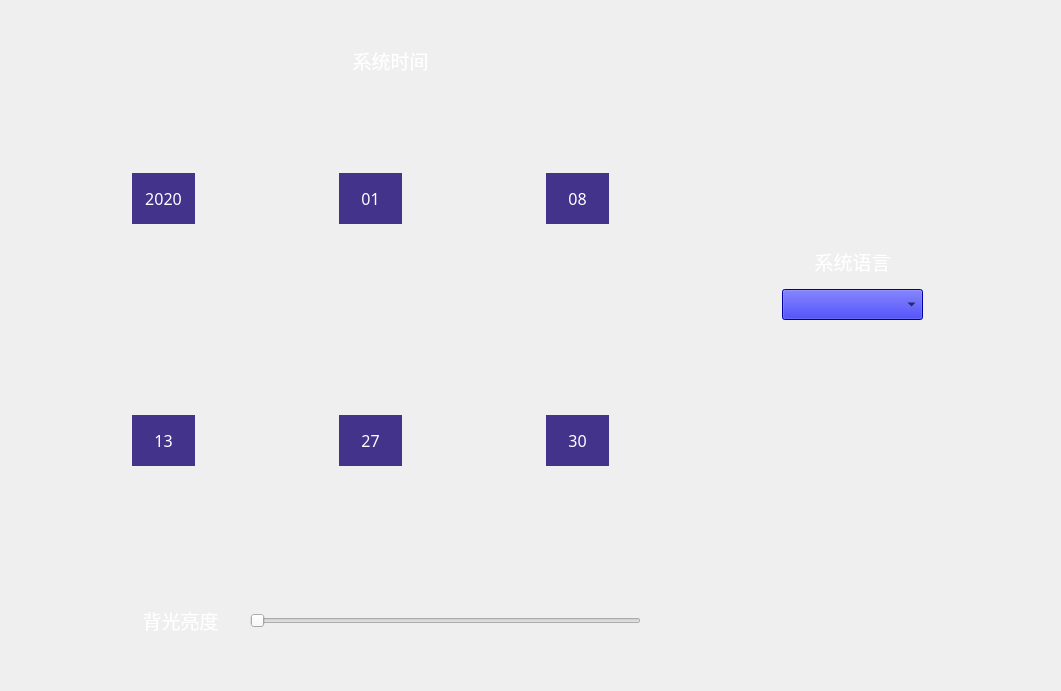
Old version of the form HighResolutionPrinter/syssetting.ui in the repository dxphmj/TwoCharPrinter.
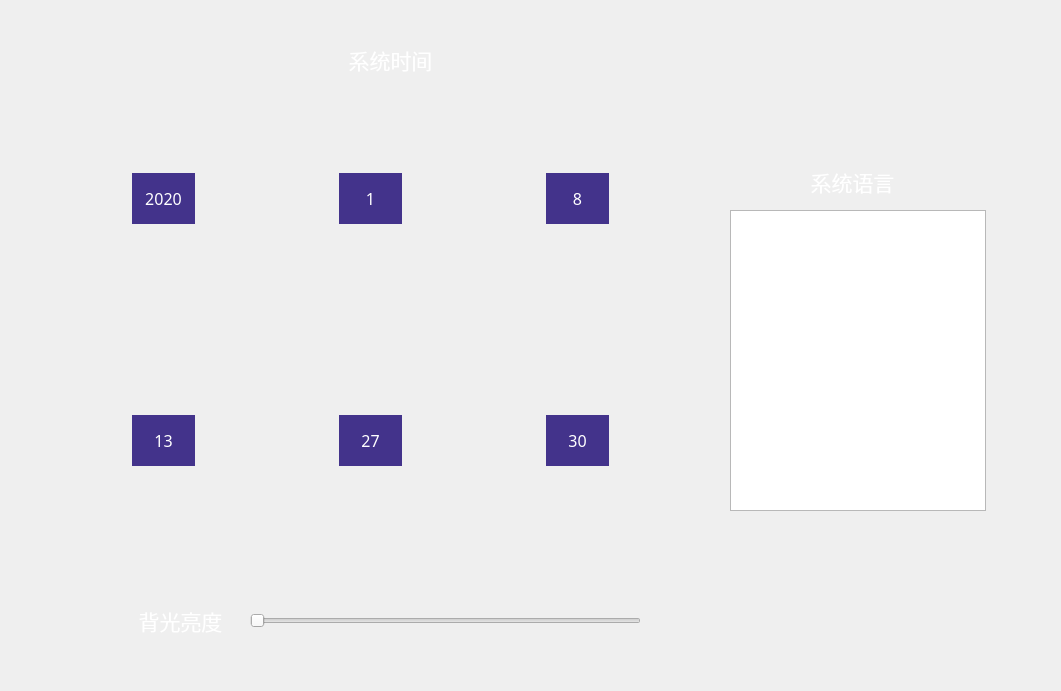
New version of the form. Icons and pictures are not drawn.

```diff
--- a/HighResolutionPrinter/syssetting.ui
+++ b/HighResolutionPrinter/syssetting.ui
@@ -31,7 +31,7 @@
    <property name="font">
     <font>
      <family>楷体</family>
-     <pointsize>14</pointsize>
+     <pointsize>16</pointsize>
     </font>
    </property>
    <property name="styleSheet">
@@ -78,7 +78,7 @@
    <property name="font">
     <font>
      <family>楷体</family>
-     <pointsize>14</pointsize>
+     <pointsize>16</pointsize>
     </font>
    </property>
    <property name="text">
@@ -111,7 +111,7 @@
     <string/>
    </property>
   </widget>
-  <widget class="QLabel" name="hourShowBut">
+  <widget class="QLabel" name="hourShowLab">
    <property name="geometry">
     <rect>
      <x>132</x>
@@ -189,7 +189,7 @@
     <string/>
    </property>
   </widget>
-  <widget class="QLabel" name="minShowBut">
+  <widget class="QLabel" name="minShowLab">
    <property name="geometry">
     <rect>
      <x>339</x>
@@ -267,7 +267,7 @@
     <string/>
    </property>
   </widget>
-  <widget class="QLabel" name="secondShowBut">
+  <widget class="QLabel" name="secondShowLab">
    <property name="geometry">
     <rect>
      <x>546</x>
@@ -345,7 +345,7 @@
     <string/>
    </property>
   </widget>
-  <widget class="QLabel" name="yearShowBut">
+  <widget class="QLabel" name="yearShowLab">
    <property name="geometry">
     <rect>
      <x>132</x>
@@ -423,7 +423,7 @@
     <string/>
    </property>
   </widget>
-  <widget class="QLabel" name="monthShowBut">
+  <widget class="QLabel" name="monthShowLab">
    <property name="geometry">
     <rect>
      <x>339</x>
@@ -449,7 +449,7 @@
 background-color: rgb(67,51, 139);</string>
    </property>
    <property name="text">
-    <string>01</string>
+    <string>1</string>
    </property>
    <property name="alignment">
     <set>Qt::AlignCenter</set>
@@ -501,7 +501,7 @@
     <string/>
    </property>
   </widget>
-  <widget class="QLabel" name="dayShowBut">
+  <widget class="QLabel" name="dayShowLab">
    <property name="geometry">
     <rect>
      <x>546</x>
@@ -527,7 +527,7 @@
 background-color: rgb(67,51, 139);</string>
    </property>
    <property name="text">
-    <string>08</string>
+    <string>8</string>
    </property>
    <property name="alignment">
     <set>Qt::AlignCenter</set>
@@ -560,7 +560,7 @@
    <property name="geometry">
     <rect>
      <x>782</x>
-     <y>241</y>
+     <y>161</y>
      <width>141</width>
      <height>41</height>
     </rect>
@@ -574,7 +574,7 @@
    <property name="font">
     <font>
      <family>楷体</family>
-     <pointsize>14</pointsize>
+     <pointsize>16</pointsize>
     </font>
    </property>
    <property name="styleSheet">
@@ -587,48 +587,48 @@
     <set>Qt::AlignCenter</set>
    </property>
   </widget>
-  <widget class="QComboBox" name="comboBox">
+  <widget class="QListWidget" name="sysLanguageListWid">
    <property name="geometry">
     <rect>
-     <x>782</x>
-     <y>289</y>
-     <width>141</width>
-     <height>31</height>
+     <x>730</x>
+     <y>210</y>
+     <width>256</width>
+     <height>301</height>
     </rect>
    </property>
-   <property name="minimumSize">
-    <size>
-     <width>141</width>
-     <height>31</height>
-    </size>
+   <property name="font">
+    <font>
+     <family>宋体</family>
+     <pointsize>14</pointsize>
+    </font>
    </property>
    <property name="styleSheet">
-    <string notr="true">background-color: rgb(0, 0, 230);</string>
+    <string notr="true">color: rgb(255, 255, 255);</string>
    </property>
   </widget>
   <zorder>addHourBut</zorder>
-  <zorder>hourShowBut</zorder>
+  <zorder>hourShowLab</zorder>
   <zorder>reduceHourBut</zorder>
   <zorder>addMinBut</zorder>
-  <zorder>minShowBut</zorder>
+  <zorder>minShowLab</zorder>
   <zorder>reduceMinBut</zorder>
   <zorder>addSecondBut</zorder>
-  <zorder>secondShowBut</zorder>
+  <zorder>secondShowLab</zorder>
   <zorder>reduceSecondBut</zorder>
   <zorder>addYearBut</zorder>
-  <zorder>yearShowBut</zorder>
+  <zorder>yearShowLab</zorder>
   <zorder>reduceYearBut</zorder>
   <zorder>addMonthBut</zorder>
-  <zorder>monthShowBut</zorder>
+  <zorder>monthShowLab</zorder>
   <zorder>reduceMonthBut</zorder>
   <zorder>addDayBut</zorder>
-  <zorder>dayShowBut</zorder>
+  <zorder>dayShowLab</zorder>
   <zorder>reduceDayBut</zorder>
   <zorder>sysLanguageLab</zorder>
-  <zorder>comboBox</zorder>
   <zorder>backLightLab</zorder>
   <zorder>lightHorSlider</zorder>
   <zorder>sysTimeSetLab</zorder>
+  <zorder>sysLanguageListWid</zorder>
  </widget>
  <layoutdefault spacing="6" margin="11"/>
  <resources>
```
